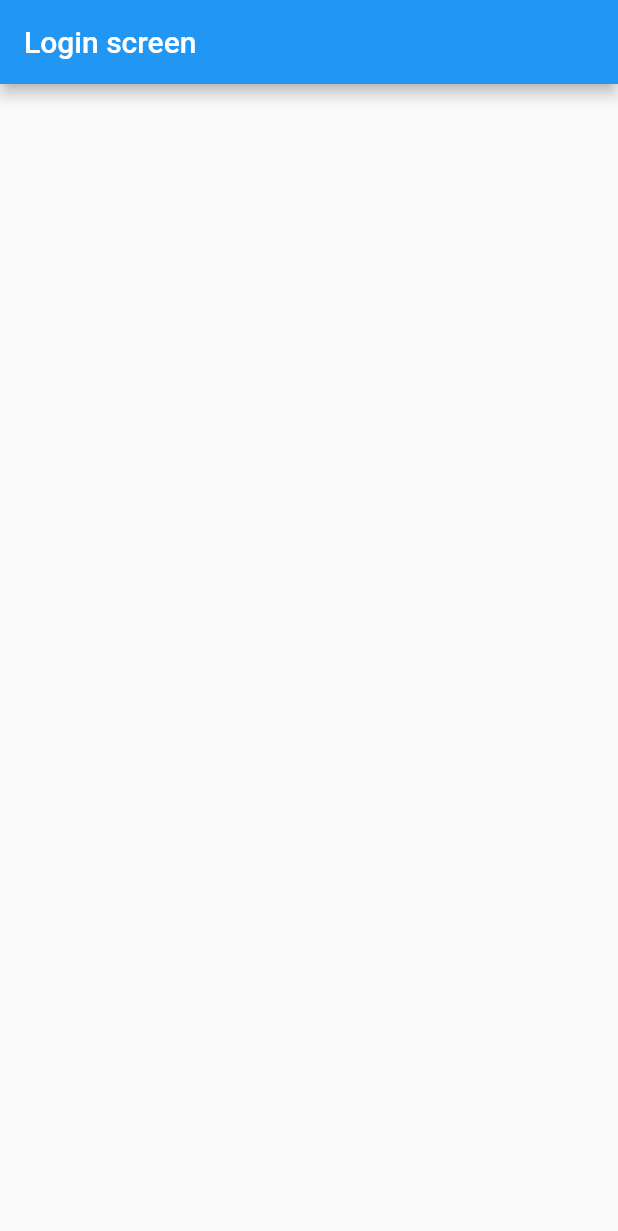
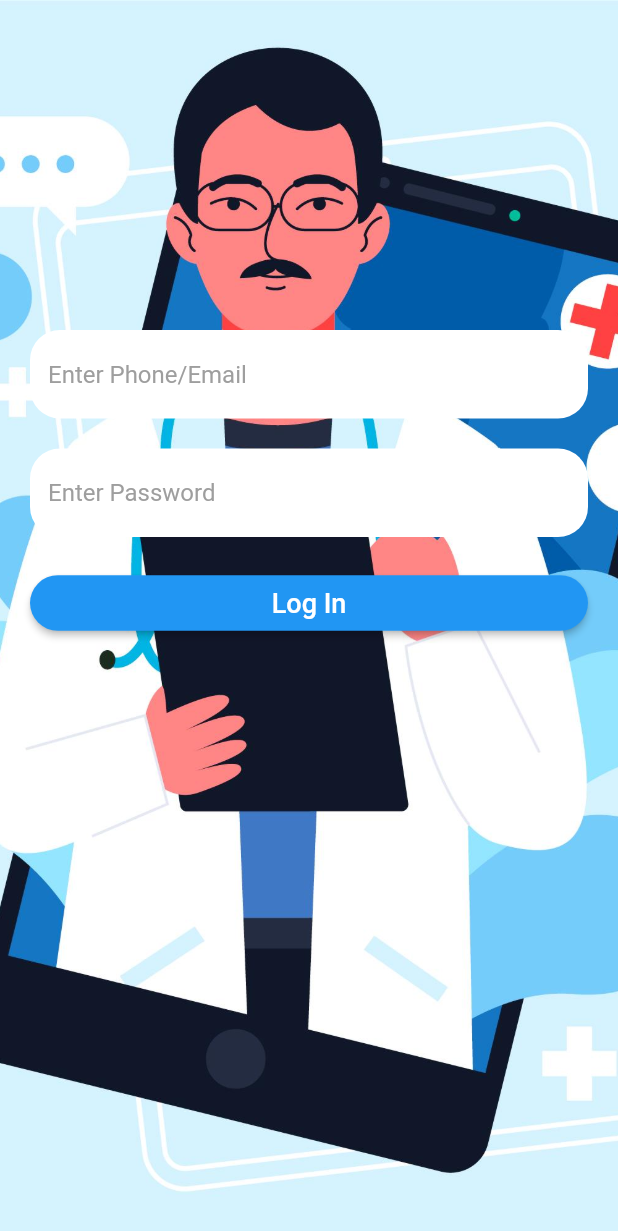
Before and after one commit to aksh-sood/sepm-caller-app, a Flutter app: the screen it shows after launch, on a phone screen of 412 x 824 dp. Shown: the top 1231 px of the screen. Run offline on Flutter 3.47's test engine with Material 2 defaults, Android fonts, the phone set to English and light mode, and no system bars.

Commit message:
login screen

```diff
--- a/lib/screens/loginScreen.dart
+++ b/lib/screens/loginScreen.dart
@@ -1,17 +1,71 @@
 import 'package:flutter/material.dart';
-
+import 'package:to_doc/utilities/constants.dart';
 class LoginScreen extends StatefulWidget {
   @override
   _LoginScreenState createState() => _LoginScreenState();
 }
 
 class _LoginScreenState extends State<LoginScreen> {
+
+
   @override
   Widget build(BuildContext context) {
     return Scaffold(
-      appBar: AppBar(
-        title: Text('Login screen'),
-      )
+        body: Container(
+          decoration: BoxDecoration(
+          image: DecorationImage(
+            image: AssetImage('images/doctor.jpg'),
+            fit: BoxFit.cover,
+            ),
+          ),
+          constraints: BoxConstraints.expand(),
+          child: SafeArea(
+            child: Padding(
+              padding: const EdgeInsets.all(kDefaultPadding),
+              child: Column(
+                children: [
+                  SizedBox(height: 200.0),
+                  TextField(
+                    scrollPadding: EdgeInsets.all(kDefaultPadding),
+                    style: TextStyle(
+                       color: Colors.black
+                    ),
+                    decoration: kInputPhoneDecoration,
+                  ),
+                  SizedBox(height: 20.0),
+                  TextField(
+                    style: TextStyle(
+                        color: Colors.black
+                    ),
+                    decoration: kInputPasswordDecoration,
+                  ),
+                  SizedBox(height: 20.0),
+                  Row(
+                    children: [
+                      Expanded(
+                        child: ElevatedButton(
+                            onPressed: (){
+
+                            },
+                            child:Text(
+                                "Log In",style: kButtonTextStyle,
+                            ),
+                          style: ElevatedButton.styleFrom(
+                            padding: EdgeInsets.all(kDefaultButtonPadding ),
+                            shape:RoundedRectangleBorder(
+                            borderRadius:BorderRadius.circular(kDefaultBorderRadius),
+                          ),
+                          ),
+                        ),
+                      ),
+                    ],
+                  )
+                ],
+              ),
+            ),
+          ),
+        ),
     );
+
   }
 }
--- a/lib/utilities/constants.dart
+++ b/lib/utilities/constants.dart
@@ -2,11 +2,47 @@ import 'package:flutter/material.dart';
 
 //Colors
 const kPrimaryColor = Color(0xFF0D47A1);
-const kSecondryColor = Color(0xFF2196F3);
+const kSecondaryColor = Color(0xFF2196F3);
 const kContentColorDarkThemeColor = Color(0xFF1D1D35);
-const kContentColorDarkTheme = Color(0xFFF5FCF9);
+const kContentColorDarkTheme = Color(0xFFFFFFF4);
 const kErrorColor = Color(0xFFF03738);
-const kblack = Color(0xDD000000);
-const grey = Color(0xFF9E9E9E);
+const kBlack = Color(0xDD000000);
+const kGrey = Color(0xFF9E9E9E);
 //Padding
 const kDefaultPadding = 20.0;
+const kDefaultButtonPadding = 8.0;
+const kDefaultBorderRadius=20.0;
+//decoration
+const kInputPhoneDecoration = InputDecoration(
+    filled: true,
+    fillColor: Colors.white,
+    hintText:"Enter Phone/Email",
+    hintStyle: TextStyle(
+      color: kGrey,
+    ),
+    border:OutlineInputBorder(
+        borderRadius: BorderRadius.all(Radius.circular(20.0)),
+        borderSide: BorderSide.none
+    )
+);
+const kInputPasswordDecoration = InputDecoration(
+    filled: true,
+    fillColor: Colors.white,
+    hintText:"Enter Password",
+    hintStyle: TextStyle(
+      color: kGrey,
+    ),
+    border:OutlineInputBorder(
+        borderRadius: BorderRadius.all(Radius.circular(20.0)),
+        borderSide: BorderSide.none
+    )
+);
+
+//Text Style
+const kMessageTextStyle = TextStyle(
+  fontSize: 60.0,
+);
+
+const kButtonTextStyle = TextStyle(
+  fontSize: 18.0,
+);
```
Also changed, not shown: images/doctor.jpg (added).
